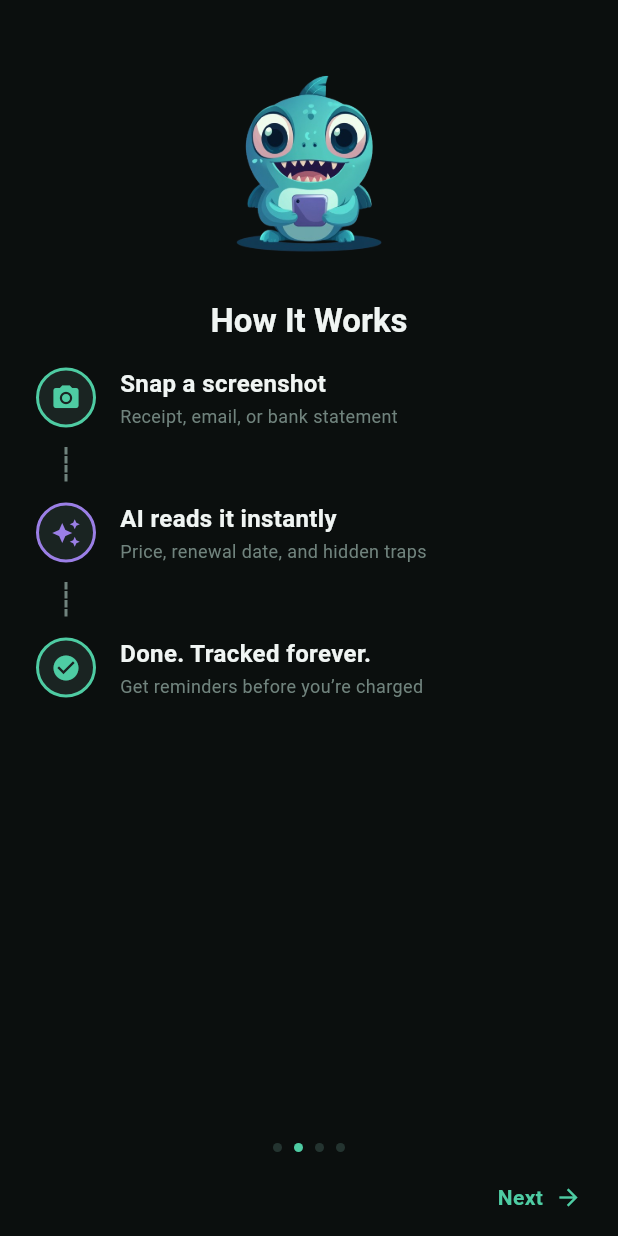
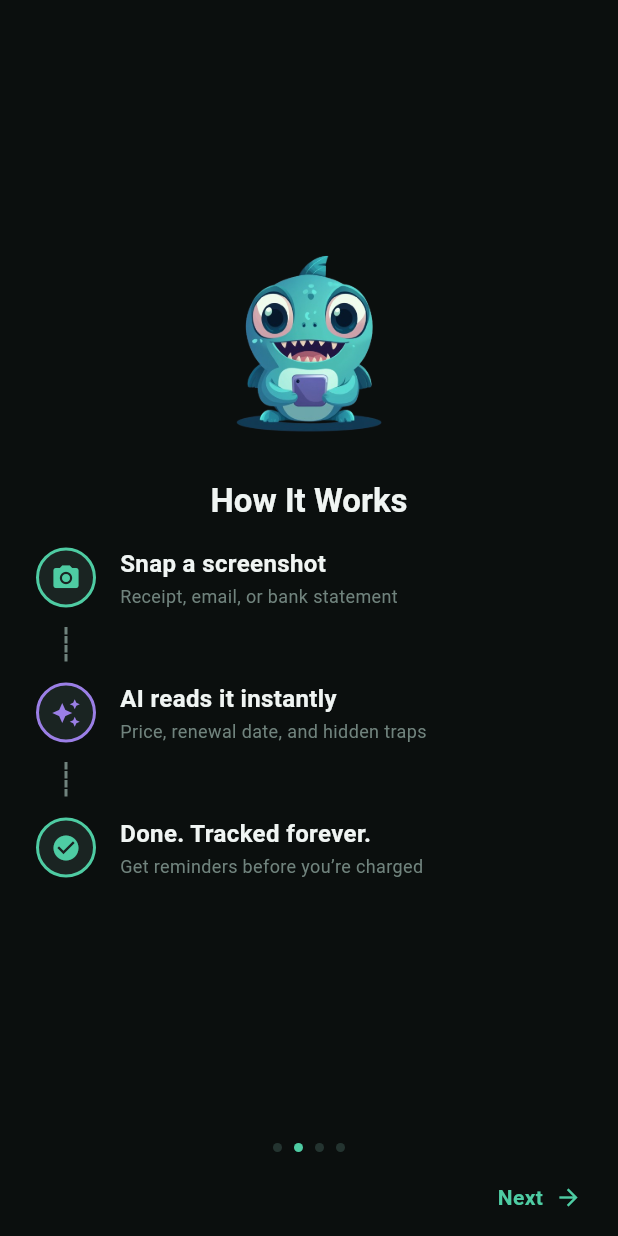
Before and after one commit to petedepol/chompd, a Flutter app: the screen it shows after launch, after a tap on "Next", on a phone screen of 412 x 824 dp. Run offline on Flutter 3.47's test engine with Material 3 defaults, Android fonts, the phone set to English and light mode, and no system bars; our stand-ins replace connectivity_plus, flutter_local_notifications, flutter_riverpod, google_fonts, image_picker, in_app_review and 8 more; missing offline and left inert: receive_sharing_intent; accounts and stored records are empty; generated files the repository leaves out were written again; network calls fail.

Commit message:
Center onboarding content vertically in available space
Each of the 4 onboarding pages had content bunched at the top ~40%
with a large empty gap below. Now uses LayoutBuilder + ConstrainedBox
with MainAxisAlignment.center so content sits in the vertical center
of the space above the bottom nav buttons. Still scrollable on smaller
screens via SingleChildScrollView.

Co-Authored-By: Claude Opus 4.6 <noreply@anthropic.com>

```diff
--- a/lib/screens/onboarding/onboarding_screen.dart
+++ b/lib/screens/onboarding/onboarding_screen.dart
@@ -27,7 +27,6 @@ const _localStatAmount = <String, double>{
 // ─── Layout constants for visual consistency ───
 const double _mascotSize = 140;
 const double _mascotGlowSize = 180;
-const double _topPadding = 40;
 const double _mascotToTitle = 20;
 const double _titleToBody = 10;
 const double _bodyToContent = 16;
@@ -136,12 +135,15 @@ class _OnboardingScreenState extends ConsumerState<OnboardingScreen>
 
     return FadeTransition(
       opacity: _fadeAnimation,
-      child: SingleChildScrollView(
+      child: LayoutBuilder(
+        builder: (context, constraints) {
+          return SingleChildScrollView(
             padding: const EdgeInsets.symmetric(horizontal: 24),
+            child: ConstrainedBox(
+              constraints: BoxConstraints(minHeight: constraints.maxHeight),
               child: Column(
-          crossAxisAlignment: CrossAxisAlignment.center,
+                mainAxisAlignment: MainAxisAlignment.center,
                 children: [
-            const SizedBox(height: _topPadding),
                   // Piranha mascot with subtle glow behind
                   Stack(
                     alignment: Alignment.center,
@@ -231,9 +233,11 @@ class _OnboardingScreenState extends ConsumerState<OnboardingScreen>
                     ),
                     textAlign: TextAlign.center,
                   ),
-            const SizedBox(height: 24),
                 ],
               ),
+            ),
+          );
+        },
       ),
     );
   }
@@ -243,12 +247,15 @@ class _OnboardingScreenState extends ConsumerState<OnboardingScreen>
     final c = context.colors;
     return FadeTransition(
       opacity: _fadeAnimation,
-      child: SingleChildScrollView(
+      child: LayoutBuilder(
+        builder: (context, constraints) {
+          return SingleChildScrollView(
             padding: const EdgeInsets.symmetric(horizontal: 24),
+            child: ConstrainedBox(
+              constraints: BoxConstraints(minHeight: constraints.maxHeight),
               child: Column(
-          crossAxisAlignment: CrossAxisAlignment.center,
+                mainAxisAlignment: MainAxisAlignment.center,
                 children: [
-            const SizedBox(height: _topPadding),
                   // Piranha mascot — with phone (scan tutorial)
                   const MascotImage(
                     asset: 'piranha_full.png',
@@ -291,9 +298,11 @@ class _OnboardingScreenState extends ConsumerState<OnboardingScreen>
                     subtitle: context.l10n.onboardingStep3Subtitle,
                     isLast: true,
                   ),
-            const SizedBox(height: 24),
                 ],
               ),
+            ),
+          );
+        },
       ),
     );
   }
@@ -390,12 +399,15 @@ class _OnboardingScreenState extends ConsumerState<OnboardingScreen>
     final c = context.colors;
     return FadeTransition(
       opacity: _fadeAnimation,
-      child: SingleChildScrollView(
+      child: LayoutBuilder(
+        builder: (context, constraints) {
+          return SingleChildScrollView(
             padding: const EdgeInsets.symmetric(horizontal: 24),
+            child: ConstrainedBox(
+              constraints: BoxConstraints(minHeight: constraints.maxHeight),
               child: Column(
-          crossAxisAlignment: CrossAxisAlignment.center,
+                mainAxisAlignment: MainAxisAlignment.center,
                 children: [
-            const SizedBox(height: _topPadding),
                   // Piranha mascot — alert
                   const MascotImage(
                     asset: 'piranha_alert.png',
@@ -437,9 +449,11 @@ class _OnboardingScreenState extends ConsumerState<OnboardingScreen>
                       _notifFeature(context.l10n.onboardingNotifTrial),
                     ],
                   ),
-            const SizedBox(height: 24),
                 ],
               ),
+            ),
+          );
+        },
       ),
     );
   }
@@ -449,12 +463,16 @@ class _OnboardingScreenState extends ConsumerState<OnboardingScreen>
     final c = context.colors;
     return FadeTransition(
       opacity: _fadeAnimation,
-      child: SingleChildScrollView(
+      child: LayoutBuilder(
+        builder: (context, constraints) {
+          final previewWidth = (constraints.maxWidth - 48) * 0.65; // account for horizontal padding
+          return SingleChildScrollView(
             padding: const EdgeInsets.symmetric(horizontal: 24),
+            child: ConstrainedBox(
+              constraints: BoxConstraints(minHeight: constraints.maxHeight),
               child: Column(
-          crossAxisAlignment: CrossAxisAlignment.center,
+                mainAxisAlignment: MainAxisAlignment.center,
                 children: [
-            const SizedBox(height: _topPadding),
                   // Piranha mascot — celebrate (static PNG for now — GIF has dark background)
                   const MascotImage(
                     asset: 'piranha_celebrate.png',
@@ -486,11 +504,8 @@ class _OnboardingScreenState extends ConsumerState<OnboardingScreen>
                   ),
                   const SizedBox(height: _bodyToContent),
                   // Scan preview — shows what the scan result looks like
-            LayoutBuilder(
-              builder: (context, constraints) {
-                final width = constraints.maxWidth * 0.65;
-                return Container(
-                  width: width,
+                  Container(
+                    width: previewWidth,
                     decoration: BoxDecoration(
                       borderRadius: BorderRadius.circular(16),
                       boxShadow: [
@@ -506,12 +521,12 @@ class _OnboardingScreenState extends ConsumerState<OnboardingScreen>
                       'assets/mascot/6_subs_found.png',
                       fit: BoxFit.contain,
                     ),
+                  ),
+                ],
+              ),
+            ),
           );
         },
-            ),
-            const SizedBox(height: 24),
-          ],
-        ),
       ),
     );
   }
```
Lines whose indentation alone changed are shown as unchanged.
